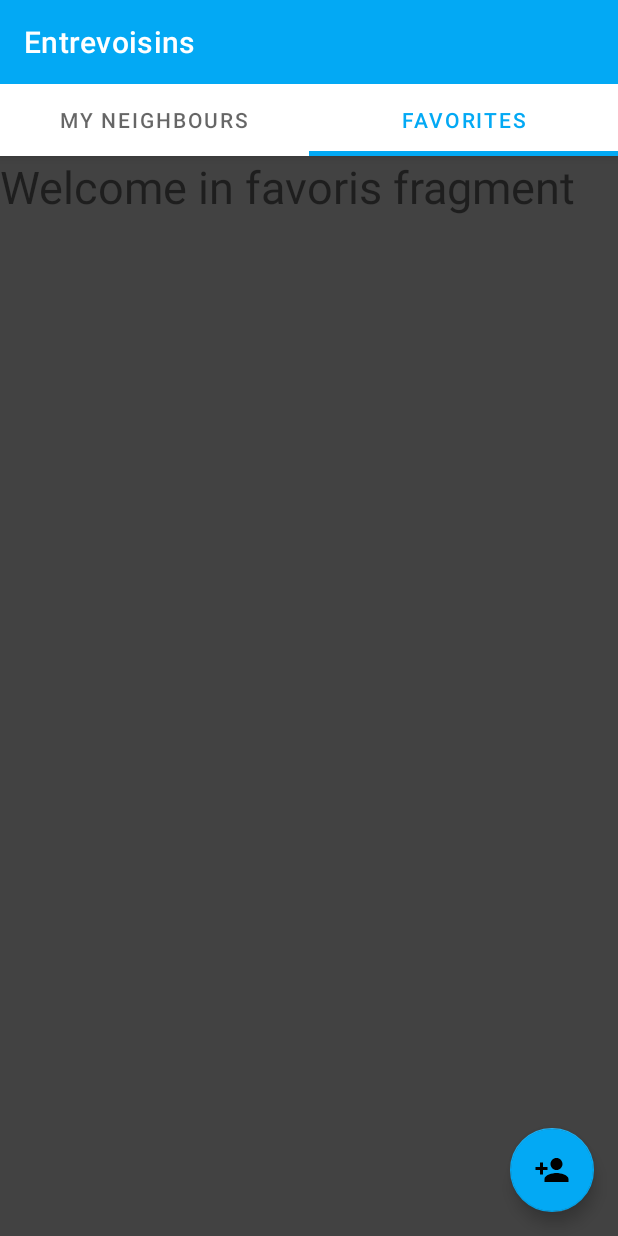
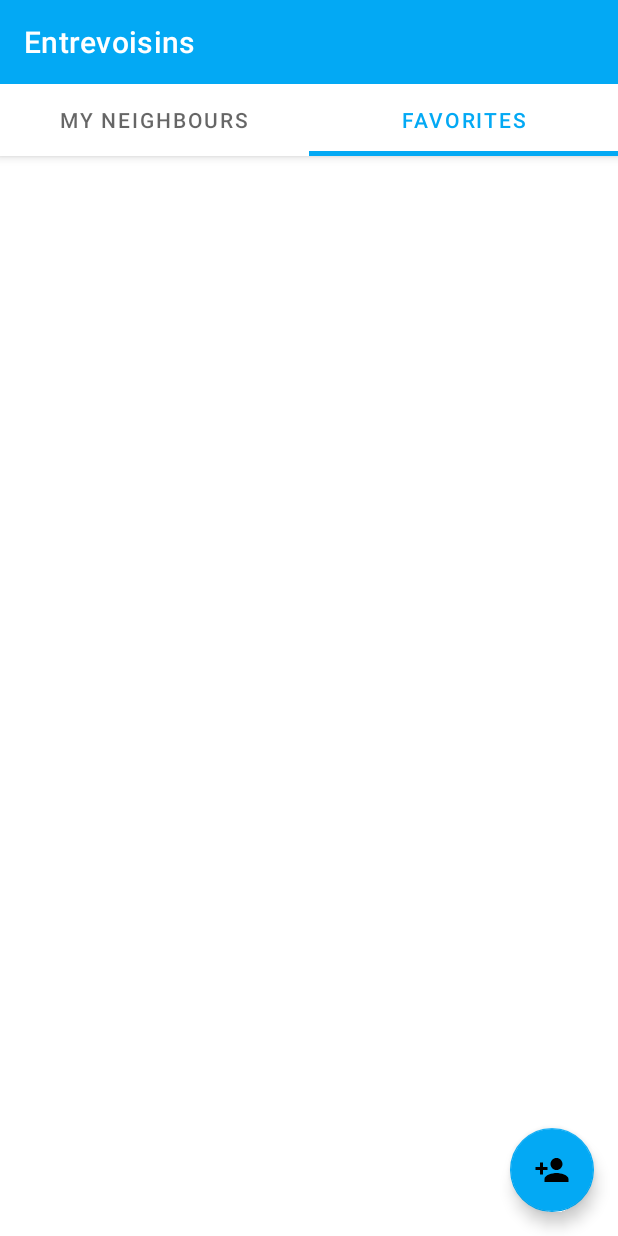
Before and after one commit to DelfaOne/Entrevoisins, an Android app: the screen it shows after launch (ListNeighbourActivity), tab 2 chosen, on a phone screen of 412 x 824 dp. Run offline under Robolectric (Android 15) with nearby library versions, the phone set to English and light mode, and no system bars; our stand-ins replace ButterKnife, EventBus; pictures from the network do not load.

Commit message:
Feat: Add favorites list

```diff
--- a/app/src/main/AndroidManifest.xml
+++ b/app/src/main/AndroidManifest.xml
@@ -12,7 +12,7 @@
         android:roundIcon="@mipmap/ic_launcher_round"
         android:supportsRtl="true"
         android:theme="@style/AppTheme">
-        <activity android:name=".ui.activities.neighbour_detail.NeighbourDetailActivity"></activity>
+        <activity android:name=".ui.activities.neighbour_detail.NeighbourDetailActivity" />
         <activity
             android:name=".ui.activities.neighbour_list.AddNeighbourActivity"
             android:label="@string/activity_new_neighbour" />
--- /dev/null
+++ b/app/src/main/java/com/openclassrooms/entrevoisins/events/RefreshDataEvent.java
@@ -0,0 +1,6 @@
+package com.openclassrooms.entrevoisins.events;
+
+public class RefreshDataEvent {
+
+
+}
--- a/app/src/main/java/com/openclassrooms/entrevoisins/service/DummyNeighbourApiService.java
+++ b/app/src/main/java/com/openclassrooms/entrevoisins/service/DummyNeighbourApiService.java
@@ -4,6 +4,7 @@ import android.util.Log;
 
 import com.openclassrooms.entrevoisins.model.Neighbour;
 
+import java.util.ArrayList;
 import java.util.List;
 
 /**
@@ -12,7 +13,7 @@ import java.util.List;
 public class DummyNeighbourApiService implements  NeighbourApiService {
 
     private List<Neighbour> neighbours = DummyNeighbourGenerator.generateNeighbours();
-
+    private List<Neighbour> favorites = new ArrayList<>();
 
     /**
      * {@inheritDoc}
@@ -40,4 +41,17 @@ public class DummyNeighbourApiService implements  NeighbourApiService {
     public void createNeighbour(Neighbour neighbour) {
         neighbours.add(neighbour);
     }
+
+    @Override
+    public List<Neighbour> getFavorites() { return favorites; }
+
+    @Override
+    public void addFavorites(Neighbour neighbour) {
+        favorites.add(neighbour);
+    }
+
+    @Override
+    public void deleteFavorite(Neighbour neighbour) {
+        favorites.remove(neighbour);
+    }
 }
--- a/app/src/main/java/com/openclassrooms/entrevoisins/service/NeighbourApiService.java
+++ b/app/src/main/java/com/openclassrooms/entrevoisins/service/NeighbourApiService.java
@@ -27,4 +27,22 @@ public interface NeighbourApiService {
      * @param neighbour
      */
     void createNeighbour(Neighbour neighbour);
+
+    /**
+     * Get all the Favorites
+     * @return {@link List}
+     */
+    List<Neighbour> getFavorites();
+
+    /**
+     * Add Favorite
+     * @return {@link List}
+     */
+    void addFavorites(Neighbour neighbour);
+
+    /**
+     * Delete a Favorite Neighbour
+     * @return {@link List}
+     */
+    void deleteFavorite(Neighbour neighbour);
 }
--- a/app/src/main/java/com/openclassrooms/entrevoisins/ui/activities/neighbour_list/FavoritesFragment.java
+++ /dev/null
@@ -1,60 +0,0 @@
-package com.openclassrooms.entrevoisins.ui.activities.neighbour_list;
-
-import android.os.Bundle;
-import android.support.v4.app.Fragment;
-import android.view.LayoutInflater;
-import android.view.View;
-import android.view.ViewGroup;
-
-import com.openclassrooms.entrevoisins.R;
-
-/**
- * A simple {@link Fragment} subclass.
- * Use the {@link FavoritesFragment#newInstance} factory method to
- * create an instance of this fragment.
- */
-public class FavoritesFragment extends Fragment {
-
-    // TODO: Rename parameter arguments, choose names that match
-    // the fragment initialization parameters, e.g. ARG_ITEM_NUMBER
-    private static final String ARG_PARAM1 = "param1";
-    private static final String ARG_PARAM2 = "param2";
-
-    // TODO: Rename and change types of parameters
-    private String mParam1;
-    private String mParam2;
-
-    public FavoritesFragment() {
-        // Required empty public constructor
-    }
-
-    /**
-     * Use this factory method to create a new instance of
-     * this fragment using the provided parameters.
-     *
-     * @param param1 Parameter 1.
-     * @param param2 Parameter 2.
-     * @return A new instance of fragment FavorisFragment.
-     */
-    // TODO: Rename and change types and number of parameters
-    public static FavoritesFragment newInstance() {
-        FavoritesFragment favorisFragment = new FavoritesFragment();
-        return favorisFragment;
-    }
-
-    @Override
-    public void onCreate(Bundle savedInstanceState) {
-        super.onCreate(savedInstanceState);
-        if (getArguments() != null) {
-            mParam1 = getArguments().getString(ARG_PARAM1);
-            mParam2 = getArguments().getString(ARG_PARAM2);
-        }
-    }
-
-    @Override
-    public View onCreateView(LayoutInflater inflater, ViewGroup container,
-                             Bundle savedInstanceState) {
-        // Inflate the layout for this fragment
-        return inflater.inflate(R.layout.fragment_favoris, container, false);
-    }
-}
--- a/app/src/main/java/com/openclassrooms/entrevoisins/ui/activities/neighbour_list/ListNeighbourActivity.java
+++ b/app/src/main/java/com/openclassrooms/entrevoisins/ui/activities/neighbour_list/ListNeighbourActivity.java
@@ -38,6 +38,8 @@ public class ListNeighbourActivity extends AppCompatActivity {
 
     }
 
+
+
     @OnClick(R.id.add_neighbour)
     void addNeighbour() {
         AddNeighbourActivity.navigate(this);
--- a/app/src/main/java/com/openclassrooms/entrevoisins/ui/activities/neighbour_list/ListNeighbourPagerAdapter.java
+++ b/app/src/main/java/com/openclassrooms/entrevoisins/ui/activities/neighbour_list/ListNeighbourPagerAdapter.java
@@ -3,6 +3,9 @@ package com.openclassrooms.entrevoisins.ui.activities.neighbour_list;
 import android.support.v4.app.Fragment;
 import android.support.v4.app.FragmentManager;
 import android.support.v4.app.FragmentPagerAdapter;
+
+import com.openclassrooms.entrevoisins.ui.activities.neighbour_list.fragments.FavoritesFragment;
+import com.openclassrooms.entrevoisins.ui.activities.neighbour_list.fragments.NeighbourFragment;
 
 
 public class ListNeighbourPagerAdapter extends FragmentPagerAdapter {
--- a/app/src/main/java/com/openclassrooms/entrevoisins/ui/activities/neighbour_list/MyNeighbourRecyclerViewAdapter.java
+++ b/app/src/main/java/com/openclassrooms/entrevoisins/ui/activities/neighbour_list/MyNeighbourRecyclerViewAdapter.java
@@ -23,52 +23,30 @@ import butterknife.ButterKnife;
 
 public class MyNeighbourRecyclerViewAdapter extends RecyclerView.Adapter<MyNeighbourRecyclerViewAdapter.ViewHolder> { //Le type est le nom de l'adapteur créer
 
-    private final List<Neighbour> items;
+    private List<Neighbour> items;
     private OnUserListener mOnUserListener;
 
-    public MyNeighbourRecyclerViewAdapter(List<Neighbour> items, OnUserListener onUserListener) {
-        this.items = items;
+    public MyNeighbourRecyclerViewAdapter(OnUserListener onUserListener) {
         this.mOnUserListener = onUserListener;
     } //Constructeur qui prend en paramétre une List de type Neighbour
 
-
-
-    public class ViewHolder extends RecyclerView.ViewHolder implements View.OnClickListener { //Permet de récupérer les élements View de fragment_neighbour_list
-        @BindView(R.id.item_list_avatar)
-        public ImageView mNeighbourAvatar;
-        @BindView(R.id.item_list_name)
-        public TextView mNeighbourName;
-        @BindView(R.id.item_list_delete_button)
-        public ImageButton mDeleteButton;
-
-        OnUserListener onUserListener;
-
-        public ViewHolder(View view, OnUserListener onUserListener) { //Constructeur qui prend en paramétre une view
-            super(view); // ????
-            ButterKnife.bind(this, view); //Va bind tout ce qu'on lui à affecter au dessus
-            this.onUserListener = onUserListener;
-            view.setOnClickListener(this);
-        }
-
-        @Override
-        public void onClick(View view) {
-            onUserListener.onUserClick(getAdapterPosition());
-        }
+    public void submitList(List<Neighbour> items) {
+        this.items = items;
     }
 
     public interface OnUserListener {
-        void onUserClick(int position);
+        void onUserClick(Neighbour neighbour);
     }
 
     @Override
-    public ViewHolder onCreateViewHolder(ViewGroup parent, int viewType) {
+    public ViewHolder onCreateViewHolder(ViewGroup parent, int viewType) { //Appeller à chaque fois que RecyclerView crée un nouveau ViewHolder
         View view = LayoutInflater.from(parent.getContext())
                 .inflate(R.layout.fragment_neighbour_item, parent, false);
-        return new ViewHolder(view, mOnUserListener);
+        return new ViewHolder(view);
     }
 
     @Override
-    public void onBindViewHolder(final ViewHolder holder, int position) {
+    public void onBindViewHolder(final ViewHolder holder, int position) { //Appeller pour associer un ViewHolder à ses données
         Neighbour neighbour = items.get(position);
         holder.mNeighbourName.setText(neighbour.getName());
         Glide.with(holder.mNeighbourAvatar.getContext())
@@ -82,12 +60,34 @@ public class MyNeighbourRecyclerViewAdapter extends RecyclerView.Adapter<MyNeigh
                 EventBus.getDefault().post(new DeleteNeighbourEvent(neighbour));
             }
         });
+
+        holder.itemView.setOnClickListener(new View.OnClickListener() {
+            @Override
+            public void onClick(View view) {
+                mOnUserListener.onUserClick(neighbour);
+            }
+        });
+    }
+
+    public class ViewHolder extends RecyclerView.ViewHolder{ //Permet de récupérer les élements de la vue
+        @BindView(R.id.item_list_avatar)
+        public ImageView mNeighbourAvatar;
+        @BindView(R.id.item_list_name)
+        public TextView mNeighbourName;
+        @BindView(R.id.item_list_delete_button)
+        public ImageButton mDeleteButton;
+
+
+        public ViewHolder(View view) {
+            super(view);
+            ButterKnife.bind(this, view);
+        }
     }
 
     @Override
     public int getItemCount() {
         return items.size();
-    }
+    } //Retourne la taille entiére
 
 
 }
--- /dev/null
+++ b/app/src/main/java/com/openclassrooms/entrevoisins/ui/activities/neighbour_list/fragments/FavoritesFragment.java
@@ -0,0 +1,101 @@
+package com.openclassrooms.entrevoisins.ui.activities.neighbour_list.fragments;
+
+import android.content.Context;
+import android.content.Intent;
+import android.os.Bundle;
+import android.support.v4.app.Fragment;
+import android.support.v7.widget.DividerItemDecoration;
+import android.support.v7.widget.LinearLayoutManager;
+import android.support.v7.widget.RecyclerView;
+import android.util.Log;
+import android.view.LayoutInflater;
+import android.view.View;
+import android.view.ViewGroup;
+
+import com.openclassrooms.entrevoisins.R;
+import com.openclassrooms.entrevoisins.di.DI;
+import com.openclassrooms.entrevoisins.events.DeleteNeighbourEvent;
+import com.openclassrooms.entrevoisins.events.RefreshDataEvent;
+import com.openclassrooms.entrevoisins.model.Neighbour;
+import com.openclassrooms.entrevoisins.service.NeighbourApiService;
+import com.openclassrooms.entrevoisins.ui.activities.neighbour_detail.NeighbourDetailActivity;
+import com.openclassrooms.entrevoisins.ui.activities.neighbour_list.MyNeighbourRecyclerViewAdapter;
+
+import org.greenrobot.eventbus.EventBus;
+import org.greenrobot.eventbus.Subscribe;
+
+import java.util.List;
+
+/**
+ * A simple {@link Fragment} subclass.
+ * Use the {@link FavoritesFragment#newInstance} factory method to
+ * create an instance of this fragment.
+ */
+public class FavoritesFragment extends Fragment implements MyNeighbourRecyclerViewAdapter.OnUserListener {
+
+    private NeighbourApiService mApiService;
+    private List<Neighbour> mFavNeighbours;
+    private RecyclerView mRecyclerView;
+    private MyNeighbourRecyclerViewAdapter myNeighbourRecyclerViewAdapter;
+
+
+    public static FavoritesFragment newInstance() {
+        FavoritesFragment favorisFragment = new FavoritesFragment();
+        return favorisFragment;
+    }
+
+    @Override
+    public void onCreate(Bundle savedInstanceState) {
+        super.onCreate(savedInstanceState);
+        mApiService = DI.getNeighbourApiService();
+    }
+
+    @Override
+    public void onStart() {
+        super.onStart();
+        EventBus.getDefault().register(this);
+    }
+
+    @Override
+    public void onResume() {
+        super.onResume();
+        initList();
+    }
+
+    @Override
+    public void onStop() {
+        super.onStop();
+        EventBus.getDefault().unregister(this);
+    }
+
+
+    @Subscribe
+    public void onRefreshData(RefreshDataEvent refreshDataEvent) {
+
+    }
+
+    @Override
+    public View onCreateView(LayoutInflater inflater, ViewGroup container,
+                             Bundle savedInstanceState) {
+        // Inflate the layout for this fragment
+        View view = inflater.inflate(R.layout.fragment_neighbour_list, container, false);
+        Context context = view.getContext();
+        mRecyclerView = (RecyclerView) view;
+        mRecyclerView.setLayoutManager(new LinearLayoutManager(context));
+        mRecyclerView.addItemDecoration(new DividerItemDecoration(getContext(), DividerItemDecoration.VERTICAL));
+        myNeighbourRecyclerViewAdapter = new MyNeighbourRecyclerViewAdapter(this);
+        mRecyclerView.setAdapter(myNeighbourRecyclerViewAdapter);
+        return view;
+    }
+
+    private void initList() {
+        myNeighbourRecyclerViewAdapter.submitList(mApiService.getFavorites());
+    }
+
+    @Override
+    public void onUserClick(Neighbour neighbour) {
+        Intent intent = new Intent(getContext(), NeighbourDetailActivity.class);
+        intent.putExtra("Neighbour", neighbour);
+        startActivity(intent);
+    }
+}
--- a/app/src/main/java/com/openclassrooms/entrevoisins/ui/activities/neighbour_list/NeighbourFragment.java
+++ b/app/src/main/java/com/openclassrooms/entrevoisins/ui/activities/neighbour_list/fragments/NeighbourFragment.java
@@ -1,4 +1,4 @@
-package com.openclassrooms.entrevoisins.ui.activities.neighbour_list;
+package com.openclassrooms.entrevoisins.ui.activities.neighbour_list.fragments;
 
 import android.content.Context;
 import android.content.Intent;
@@ -18,6 +18,7 @@ import com.openclassrooms.entrevoisins.events.DeleteNeighbourEvent;
 import com.openclassrooms.entrevoisins.model.Neighbour;
 import com.openclassrooms.entrevoisins.service.NeighbourApiService;
 import com.openclassrooms.entrevoisins.ui.activities.neighbour_detail.NeighbourDetailActivity;
+import com.openclassrooms.entrevoisins.ui.activities.neighbour_list.MyNeighbourRecyclerViewAdapter;
 
 import org.greenrobot.eventbus.EventBus;
 import org.greenrobot.eventbus.Subscribe;
@@ -29,8 +30,8 @@ public class NeighbourFragment extends Fragment implements MyNeighbourRecyclerVi
 
     private static final String TAG = "User click";
     private NeighbourApiService mApiService;
-    private List<Neighbour> mNeighbours;
     private RecyclerView mRecyclerView;
+    private MyNeighbourRecyclerViewAdapter myNeighbourRecyclerViewAdapter;
 
 
     /**
@@ -56,6 +57,8 @@ public class NeighbourFragment extends Fragment implements MyNeighbourRecyclerVi
         mRecyclerView = (RecyclerView) view;
         mRecyclerView.setLayoutManager(new LinearLayoutManager(context));
         mRecyclerView.addItemDecoration(new DividerItemDecoration(getContext(), DividerItemDecoration.VERTICAL));
+        myNeighbourRecyclerViewAdapter = new MyNeighbourRecyclerViewAdapter(this);
+        mRecyclerView.setAdapter(myNeighbourRecyclerViewAdapter);
         return view;
     }
 
@@ -63,8 +66,7 @@ public class NeighbourFragment extends Fragment implements MyNeighbourRecyclerVi
      * Init the List of neighbours
      */
     private void initList() {
-        mNeighbours = mApiService.getNeighbours();
-        mRecyclerView.setAdapter(new MyNeighbourRecyclerViewAdapter(mNeighbours, this));
+        myNeighbourRecyclerViewAdapter.submitList(mApiService.getNeighbours());
     }
 
     @Override
@@ -96,12 +98,11 @@ public class NeighbourFragment extends Fragment implements MyNeighbourRecyclerVi
     }
 
     @Override
-    public void onUserClick(int position) {
+    public void onUserClick(Neighbour neighbour) {
 
         Intent intent = new Intent(getContext(), NeighbourDetailActivity.class);
-        intent.putExtra("Neighbour", mNeighbours.get(position));
+        intent.putExtra("Neighbour", neighbour);
         startActivity(intent);
 
-        Log.d(TAG, "onUserClick: clicked");
     }
 }
--- a/app/src/main/res/drawable/ic_star_border_white_24dp.xml
+++ /dev/null
@@ -1,5 +0,0 @@
-<vector android:height="24dp" android:tint="#FFFFFF"
-    android:viewportHeight="24.0" android:viewportWidth="24.0"
-    android:width="24dp" xmlns:android="http://schemas.android.com/apk/res/android">
-    <path android:fillColor="#FF000000" android:pathData="M22,9.24l-7.19,-0.62L12,2 9.19,8.63 2,9.24l5.46,4.73L5.82,21 12,17.27 18.18,21l-1.63,-7.03L22,9.24zM12,15.4l-3.76,2.27 1,-4.28 -3.32,-2.88 4.38,-0.38L12,6.1l1.71,4.04 4.38,0.38 -3.32,2.88 1,4.28L12,15.4z"/>
-</vector>
--- a/app/src/main/res/drawable/ic_star_white_24dp.xml
+++ /dev/null
@@ -1,5 +0,0 @@
-<vector android:height="24dp" android:tint="#FFFFFF"
-    android:viewportHeight="24.0" android:viewportWidth="24.0"
-    android:width="24dp" xmlns:android="http://schemas.android.com/apk/res/android">
-    <path android:fillColor="#FF000000" android:pathData="M12,17.27L18.18,21l-1.64,-7.03L22,9.24l-7.19,-0.61L12,2 9.19,8.63 2,9.24l5.46,4.73L5.82,21z"/>
-</vector>
--- a/app/src/main/res/layout/activity_list_neighbour.xml
+++ b/app/src/main/res/layout/activity_list_neighbour.xml
@@ -54,6 +54,7 @@
 
 
     <android.support.design.widget.FloatingActionButton
+        app:layout_anchorGravity="bottom|right|end"
         android:id="@+id/add_neighbour"
         app:backgroundTint="@color/colorPrimary"
         android:layout_width="wrap_content"
--- a/app/src/main/res/layout/fragment_favoris.xml
+++ /dev/null
@@ -1,17 +0,0 @@
-<?xml version="1.0" encoding="utf-8"?>
-<LinearLayout xmlns:android="http://schemas.android.com/apk/res/android"
-    xmlns:tools="http://schemas.android.com/tools"
-    android:layout_width="match_parent"
-    android:layout_height="match_parent"
-    tools:context=".ui.activities.neighbour_list.FavoritesFragment"
-    android:orientation="vertical"
-    android:background="@color/cardview_dark_background">
-
-    <!-- TODO: Update blank fragment layout -->
-    <TextView
-        android:layout_width="match_parent"
-        android:layout_height="wrap_content"
-        android:text="Welcome in favoris fragment"
-        android:textSize="30dp"/>
-
-</LinearLayout>
--- a/app/src/main/res/layout/fragment_neighbour_list.xml
+++ b/app/src/main/res/layout/fragment_neighbour_list.xml
@@ -9,5 +9,5 @@
     android:layout_marginLeft="16dp"
     android:layout_marginRight="16dp"
     app:layoutManager="LinearLayoutManager"
-    tools:context=".ui.activities.neighbour_list.NeighbourFragment"
+    tools:context=".ui.activities.neighbour_list.fragments.NeighbourFragment"
     tools:listitem="@layout/fragment_neighbour_item" />
```
Also changed, not shown: app/src/main/java/com/openclassrooms/entrevoisins/ui/activities/neighbour_detail/NeighbourDetailActivity.java (+50 -18 lines), app/src/main/res/drawable/ic_star_24px.xml (added, +9 -0 lines), app/src/main/res/drawable/ic_star_border_24px.xml (added, +9 -0 lines), app/src/main/res/layout/activity_neighbour_detail.xml (+11 -11 lines), app/src/main/res/layout/fragment_list_neighbour.xml (deleted, +0 -22 lines).
